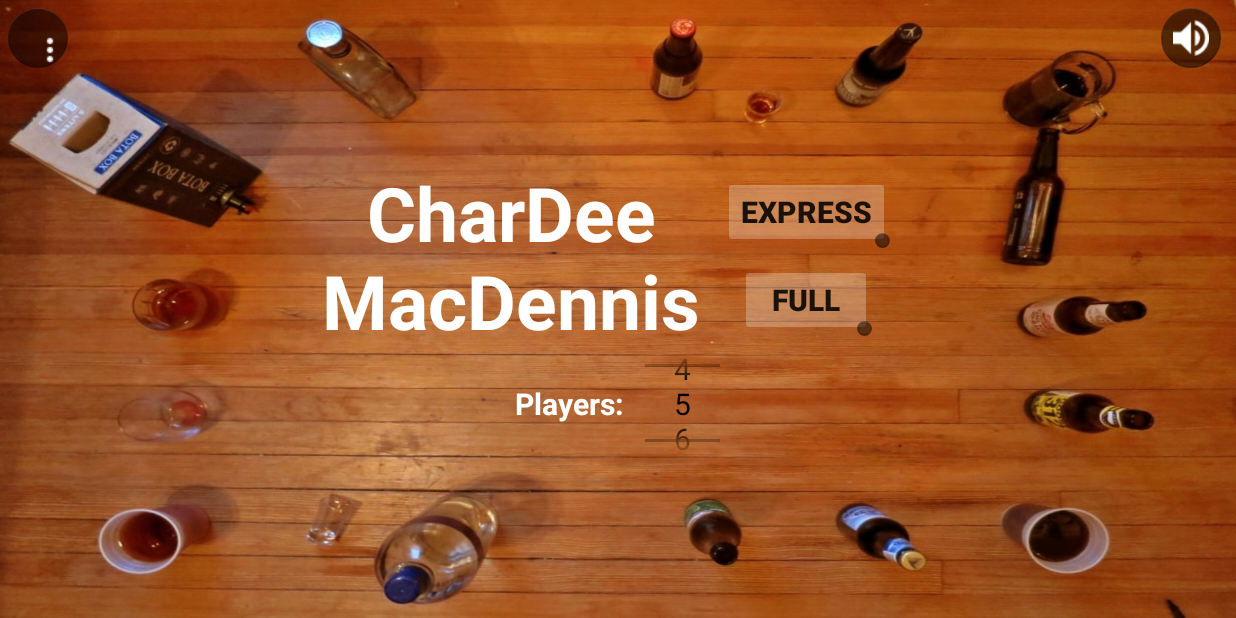
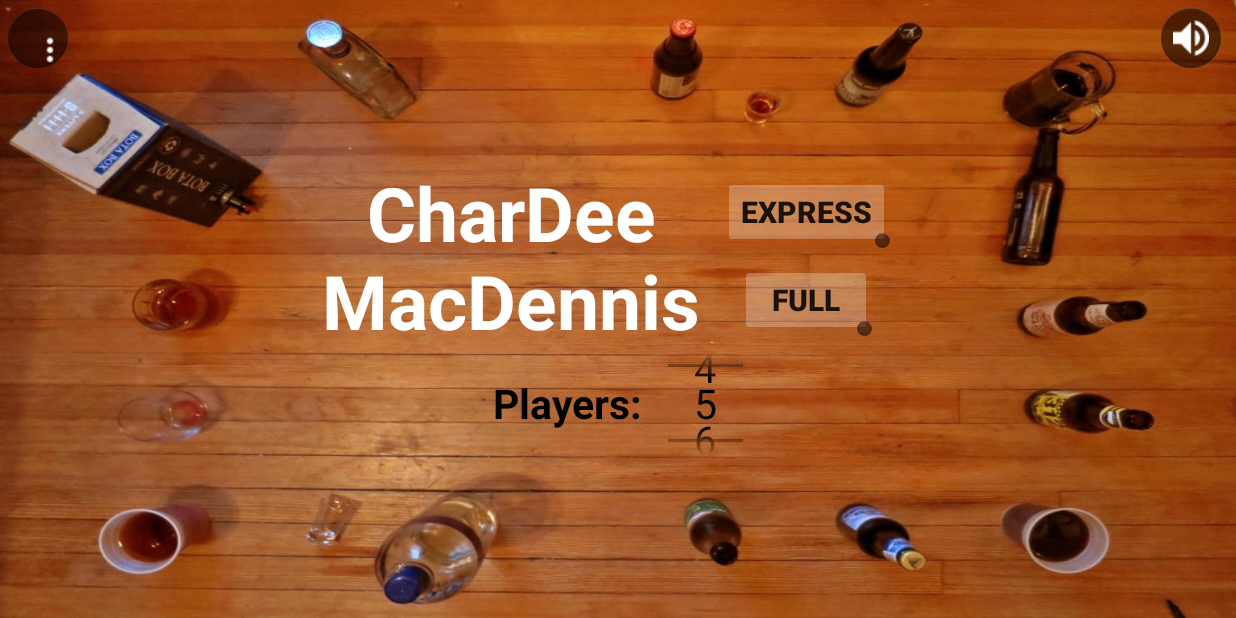
Before and after one commit to JonathanParker/CharDee-Mac, an Android app: the screen it shows after launch (MainActivity), on a phone screen of 824 x 412 dp (held sideways). Run offline under Robolectric (Android 15) with nearby library versions, the phone set to English and light mode, and no system bars; libraries missing offline, so code that uses them is left out: com.squareup.leakcanary; 2 statements that could not run were skipped.

Commit message:
increase player # font size

```diff
--- a/app/build.gradle
+++ b/app/build.gradle
@@ -7,8 +7,8 @@ android {
         applicationId "com.game.jason.chardeemacdennis20170417"
         minSdkVersion 21
         targetSdkVersion 25
-        versionCode 5
-        versionName "1.0"
+        versionCode 6
+        versionName "1.1"
         testInstrumentationRunner "android.support.test.runner.AndroidJUnitRunner"
     }
     buildTypes {
--- a/app/src/main/java/com/game/jason/chardeemacdennis20170417/NumberPicker.java
+++ b/app/src/main/java/com/game/jason/chardeemacdennis20170417/NumberPicker.java
@@ -36,7 +36,7 @@ public class NumberPicker extends android.widget.NumberPicker {
 
     private void updateView(View view) {
         if(view instanceof EditText){
-            ((EditText) view).setTextSize(20);
+            ((EditText) view).setTextSize(27);
             ((EditText) view).setTextColor(Color.parseColor("#000000"));
         }
     }
--- a/app/src/main/res/layout/activity_main.xml
+++ b/app/src/main/res/layout/activity_main.xml
@@ -109,9 +109,10 @@
                 android:layout_height="wrap_content"
                 android:text="Players: "
                 android:layout_marginEnd="10dp"
-                android:textSize="20sp"
+
+                android:textSize="27sp"
                 android:textStyle="bold"
-                android:textColor="@color/white"
+                android:textColor="@color/black"
                 />
 
             <com.game.jason.chardeemacdennis20170417.NumberPicker
```
